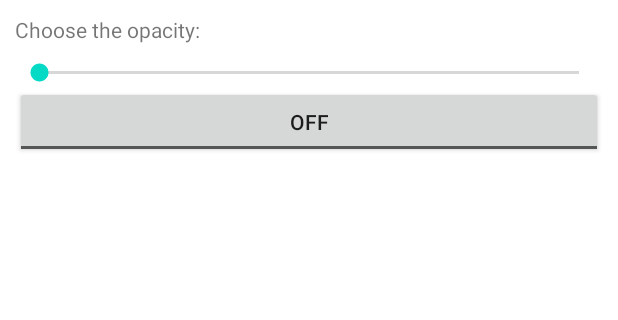
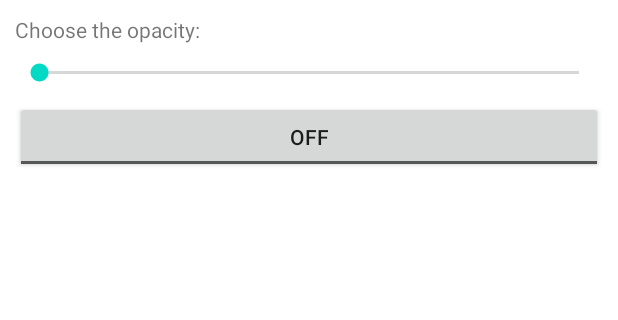
Before and after one commit to JacquelinLouis/JacFilter, an Android app: the screen it shows after launch (MainActivity), on a phone screen of 412 x 824 dp, the part 140-460 px from its top. Run offline under Robolectric (Android 15) with nearby library versions, the phone set to English and light mode, and no system bars; 5 statements that could not run were skipped.

Commit message:
Add margin before on/off button

```diff
--- a/app/src/main/res/layout/fragment_filter_settings.xml
+++ b/app/src/main/res/layout/fragment_filter_settings.xml
@@ -36,6 +36,7 @@
         android:id="@+id/enable_opacity"
         android:layout_width="match_parent"
         android:layout_height="wrap_content"
+        android:layout_marginVertical="@dimen/main_margin"
         android:text="@string/enable_opacity_text"
         app:layout_constraintLeft_toLeftOf="parent"
         app:layout_constraintRight_toRightOf="parent"
```
